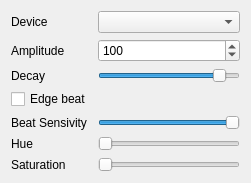
Qt form Effects/AudioStar/AudioStar.ui (DLdota/OpenRGBEffectsPlugin) before a commit.
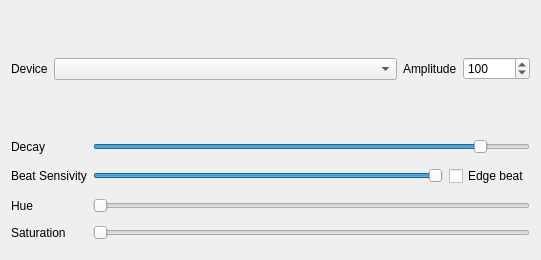
The same form after that commit. Custom widgets are drawn as their Qt base class.

Commit message: Reworked all audio effects ui

```diff
--- a/Effects/AudioStar/AudioStar.ui
+++ b/Effects/AudioStar/AudioStar.ui
@@ -6,52 +6,70 @@
    <rect>
     <x>0</x>
     <y>0</y>
-    <width>251</width>
-    <height>179</height>
+    <width>541</width>
+    <height>260</height>
    </rect>
   </property>
   <property name="windowTitle">
    <string>Form</string>
   </property>
-  <layout class="QGridLayout" name="gridLayout">
-   <item row="1" column="1">
-    <widget class="QComboBox" name="devices">
-     <property name="sizePolicy">
-      <sizepolicy hsizetype="Ignored" vsizetype="Fixed">
-       <horstretch>0</horstretch>
-       <verstretch>0</verstretch>
-      </sizepolicy>
+  <layout class="QGridLayout" name="gridLayout" columnstretch="1,0">
+   <item row="1" column="0" colspan="2">
+    <widget class="QFrame" name="frame_3">
+     <property name="frameShape">
+      <enum>QFrame::NoFrame</enum>
      </property>
-     <property name="sizeAdjustPolicy">
-      <enum>QComboBox::AdjustToContents</enum>
+     <property name="frameShadow">
+      <enum>QFrame::Raised</enum>
+     </property>
+     <layout class="QGridLayout" name="gridLayout_4">
+      <property name="leftMargin">
+       <number>0</number>
+      </property>
+      <property name="topMargin">
+       <number>0</number>
+      </property>
+      <property name="rightMargin">
+       <number>0</number>
+      </property>
+      <property name="bottomMargin">
+       <number>0</number>
+      </property>
+      <item row="4" column="0">
+       <widget class="QLabel" name="edge_beat_saturation_label">
+        <property name="text">
+         <string>Saturation</string>
      </property>
     </widget>
    </item>
-   <item row="3" column="0">
+      <item row="0" column="0">
     <widget class="QLabel" name="decay_label">
      <property name="text">
       <string>Decay</string>
      </property>
     </widget>
    </item>
-   <item row="5" column="0">
-    <widget class="QLabel" name="edge_beat_sensivity_label">
+      <item row="3" column="0">
+       <widget class="QLabel" name="edge_beat_hue_label">
      <property name="text">
-      <string>Beat Sensivity</string>
+         <string>Hue</string>
      </property>
     </widget>
    </item>
-   <item row="7" column="1">
-    <widget class="QTooltipedSlider" name="edge_beat_saturation">
+      <item row="0" column="1" colspan="2">
+       <widget class="QTooltipedSlider" name="decay">
      <property name="maximum">
-      <number>255</number>
+         <number>100</number>
+        </property>
+        <property name="value">
+         <number>90</number>
      </property>
      <property name="orientation">
       <enum>Qt::Horizontal</enum>
      </property>
     </widget>
    </item>
-   <item row="6" column="1">
+      <item row="3" column="1" colspan="2">
     <widget class="QTooltipedSlider" name="edge_beat_hue">
      <property name="maximum">
       <number>359</number>
@@ -61,21 +79,78 @@
      </property>
     </widget>
    </item>
+      <item row="4" column="1" colspan="2">
+       <widget class="QTooltipedSlider" name="edge_beat_saturation">
+        <property name="maximum">
+         <number>255</number>
+        </property>
+        <property name="orientation">
+         <enum>Qt::Horizontal</enum>
+        </property>
+       </widget>
+      </item>
+      <item row="2" column="1">
+       <widget class="QTooltipedSlider" name="edge_beat_sensivity">
+        <property name="maximum">
+         <number>100</number>
+        </property>
+        <property name="value">
+         <number>100</number>
+        </property>
+        <property name="orientation">
+         <enum>Qt::Horizontal</enum>
+        </property>
+       </widget>
+      </item>
    <item row="2" column="0">
+       <widget class="QLabel" name="edge_beat_sensivity_label">
+        <property name="text">
+         <string>Beat Sensivity</string>
+        </property>
+       </widget>
+      </item>
+      <item row="2" column="2">
+       <widget class="QCheckBox" name="edge_beat">
+        <property name="text">
+         <string>Edge beat</string>
+        </property>
+        <property name="checked">
+         <bool>false</bool>
+        </property>
+       </widget>
+      </item>
+     </layout>
+    </widget>
+   </item>
+   <item row="0" column="1">
+    <widget class="QFrame" name="frame_2">
+     <property name="frameShape">
+      <enum>QFrame::NoFrame</enum>
+     </property>
+     <property name="frameShadow">
+      <enum>QFrame::Raised</enum>
+     </property>
+     <layout class="QGridLayout" name="gridLayout_3">
+      <property name="leftMargin">
+       <number>0</number>
+      </property>
+      <property name="topMargin">
+       <number>0</number>
+      </property>
+      <property name="rightMargin">
+       <number>0</number>
+      </property>
+      <property name="bottomMargin">
+       <number>0</number>
+      </property>
+      <item row="0" column="0">
     <widget class="QLabel" name="amplitude_label">
      <property name="text">
       <string>Amplitude</string>
      </property>
     </widget>
    </item>
-   <item row="7" column="0">
-    <widget class="QLabel" name="edge_beat_saturation_label">
-     <property name="text">
-      <string>Saturation</string>
-     </property>
-    </widget>
-   </item>
-   <item row="2" column="1">
+      <item row="0" column="1">
     <widget class="QSpinBox" name="amplitude">
      <property name="minimum">
       <number>1</number>
@@ -88,54 +163,51 @@
      </property>
     </widget>
    </item>
-   <item row="5" column="1">
-    <widget class="QTooltipedSlider" name="edge_beat_sensivity">
-     <property name="maximum">
-      <number>100</number>
-     </property>
-     <property name="value">
-      <number>100</number>
-     </property>
-     <property name="orientation">
-      <enum>Qt::Horizontal</enum>
-     </property>
+     </layout>
     </widget>
    </item>
-   <item row="4" column="0">
-    <widget class="QCheckBox" name="edge_beat">
-     <property name="text">
-      <string>Edge beat</string>
+   <item row="0" column="0">
+    <widget class="QFrame" name="frame">
+     <property name="frameShape">
+      <enum>QFrame::NoFrame</enum>
      </property>
-     <property name="checked">
-      <bool>false</bool>
+     <property name="frameShadow">
+      <enum>QFrame::Raised</enum>
      </property>
-    </widget>
-   </item>
-   <item row="6" column="0">
-    <widget class="QLabel" name="edge_beat_hue_label">
-     <property name="text">
-      <string>Hue</string>
-     </property>
-    </widget>
-   </item>
-   <item row="3" column="1">
-    <widget class="QTooltipedSlider" name="decay">
-     <property name="maximum">
-      <number>100</number>
-     </property>
-     <property name="value">
-      <number>90</number>
-     </property>
-     <property name="orientation">
-      <enum>Qt::Horizontal</enum>
-     </property>
-    </widget>
-   </item>
-   <item row="1" column="0">
+     <layout class="QGridLayout" name="gridLayout_2" columnstretch="0,1">
+      <property name="leftMargin">
+       <number>0</number>
+      </property>
+      <property name="topMargin">
+       <number>0</number>
+      </property>
+      <property name="rightMargin">
+       <number>0</number>
+      </property>
+      <property name="bottomMargin">
+       <number>0</number>
+      </property>
+      <item row="0" column="0">
     <widget class="QLabel" name="devices_label">
      <property name="text">
       <string>Device</string>
      </property>
+       </widget>
+      </item>
+      <item row="0" column="1">
+       <widget class="QComboBox" name="devices">
+        <property name="sizePolicy">
+         <sizepolicy hsizetype="Ignored" vsizetype="Fixed">
+          <horstretch>0</horstretch>
+          <verstretch>0</verstretch>
+         </sizepolicy>
+        </property>
+        <property name="sizeAdjustPolicy">
+         <enum>QComboBox::AdjustToContents</enum>
+        </property>
+       </widget>
+      </item>
+     </layout>
     </widget>
    </item>
   </layout>
```
Lines whose indentation alone changed are shown as unchanged. The commit also changes 9 other files.
